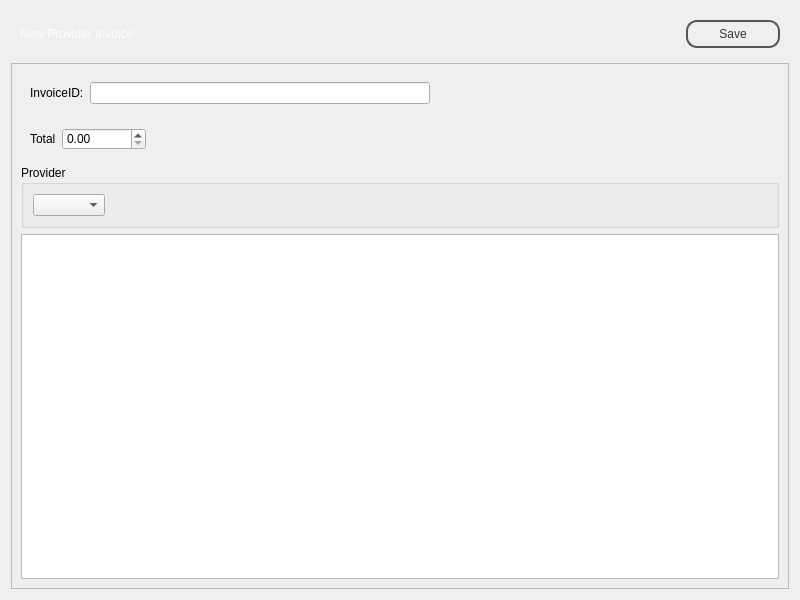
Qt form penyamanager/admin/newproviderinvoiceview.ui (eguzki/penyamanager) before a commit.
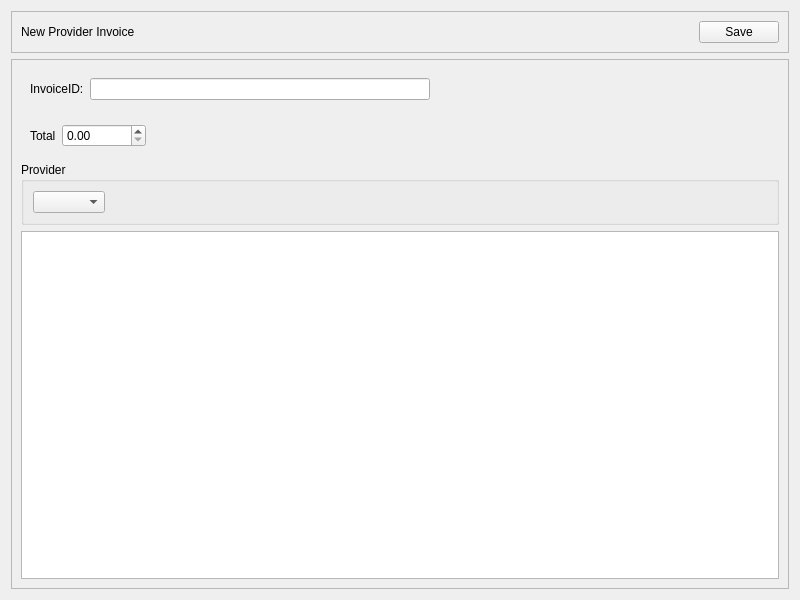
The same form after that commit.

Patch:
```diff
--- a/penyamanager/admin/newproviderinvoiceview.ui
+++ b/penyamanager/admin/newproviderinvoiceview.ui
@@ -14,7 +14,7 @@
    <string notr="true"/>
   </property>
   <property name="styleSheet">
-   <string notr="true">#topFrame {
+   <string notr="true">/*#topFrame {
 border: none;
 background: qlineargradient(x1: 0, y1: 0, x2: 0, y2: 1,
 stop: 0 #a6a6a6, stop: 0.08 #7f7f7f,
@@ -53,7 +53,7 @@
 fx: 0.4, fy: -0.1,
 radius: 1.35, stop: 0 #fff, stop: 1 #ddd);
 }
-</string>
+*/</string>
   </property>
   <layout class="QVBoxLayout" name="verticalLayout">
    <item>
```
